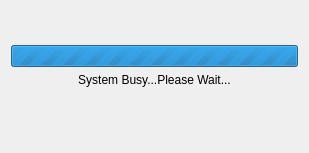
First picture: the form in src/views/busydialog.ui, repository lheric/GitlHEVCAnalyzer, before the edit.
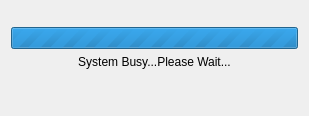
Second picture: the form after the edit.

```diff
--- a/src/views/busydialog.ui
+++ b/src/views/busydialog.ui
@@ -10,7 +10,7 @@
     <x>0</x>
     <y>0</y>
     <width>309</width>
-    <height>153</height>
+    <height>116</height>
    </rect>
   </property>
   <property name="windowTitle">
```
